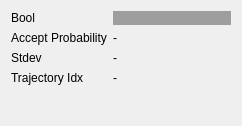
This is merrrt_visualization/include/merrrt_visualization/merrrt_widget.ui in UM-ARM-Lab/unreliable-deform-manipulation as Qt 5 draws it before an edit. The edited form follows.
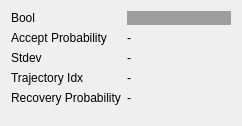
This is the edited form.

Commit message: add recov probto rviz plugin

Diff of the .ui file:
```diff
--- a/merrrt_visualization/include/merrrt_visualization/merrrt_widget.ui
+++ b/merrrt_visualization/include/merrrt_visualization/merrrt_widget.ui
@@ -85,6 +85,20 @@
      </property>
     </widget>
    </item>
+   <item row="4" column="0">
+    <widget class="QLabel" name="recovery_probability_label">
+     <property name="text">
+      <string>Recovery Probability</string>
+     </property>
+    </widget>
+   </item>
+   <item row="4" column="1">
+    <widget class="QLabel" name="recovery_probability">
+     <property name="text">
+      <string>-</string>
+     </property>
+    </widget>
+   </item>
   </layout>
  </widget>
  <resources/>
```
The commit also changes 2 other files.
